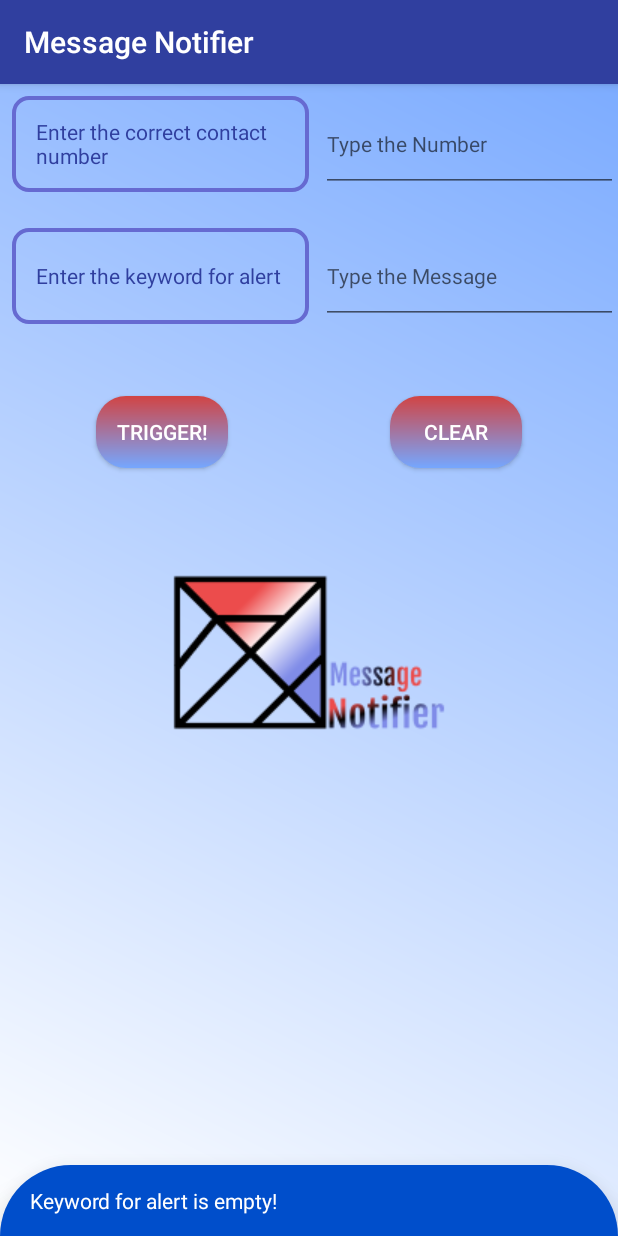
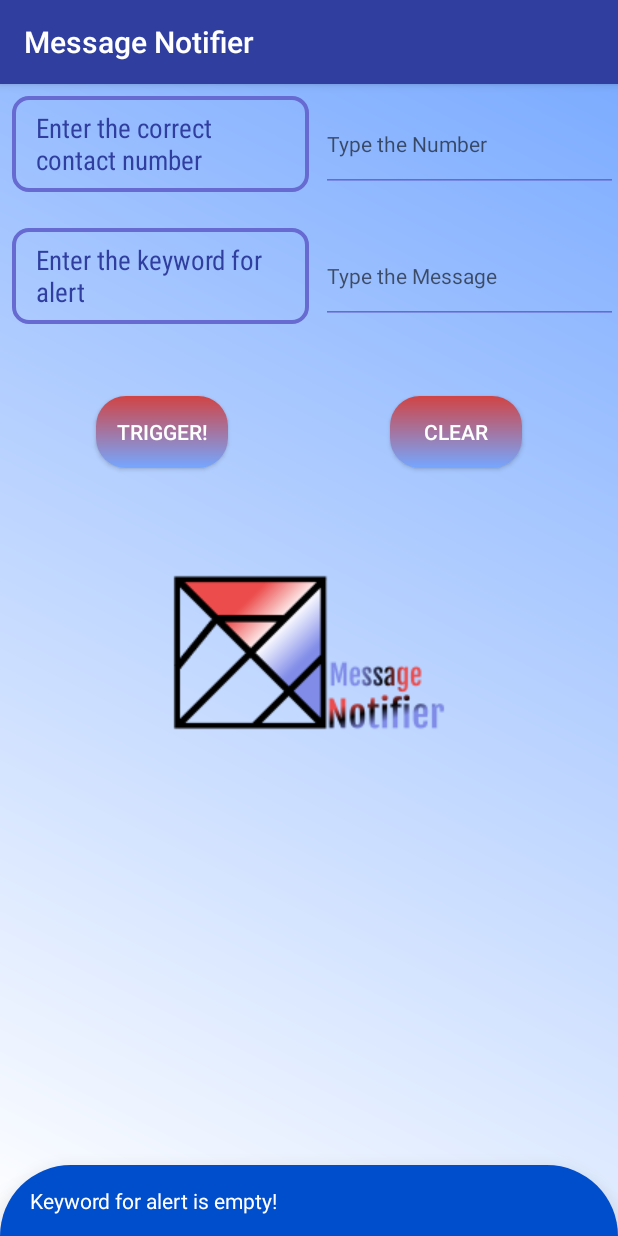
Before and after one commit to saiga006/message-finder, an Android app: the screen it shows after launch (MainActivity), after a tap on "TRIGGER!", on a phone screen of 412 x 824 dp. Run offline under Robolectric (Android 15) with nearby library versions, the phone set to English and light mode, and no system bars.

Commit message:
[FEAT-4] Add support for multiple keyword checking
-- Redesign edit text style and text view style
-- Add support for multiple keywords
-- limit phone number edit text length
-- Adjust notification priority
-- Update Readme.MD

```diff
--- a/app/src/main/java/com/saiga/find/messagefinder/MainActivity.java
+++ b/app/src/main/java/com/saiga/find/messagefinder/MainActivity.java
@@ -32,6 +32,11 @@ import android.support.design.widget.Snackbar;
 import android.content.Intent;
 import android.net.Uri;
 import android.os.Handler;
+// util functions for processing multiple keywords support
+import java.util.Arrays;
+import java.util.Collections;
+import java.util.HashSet;
+import java.util.Set;
 // to launch as a seperate task
 import static android.content.Intent.FLAG_ACTIVITY_NEW_DOCUMENT;
 
@@ -113,8 +118,8 @@ public class MainActivity extends AppCompatActivity implements View.OnClickListe
                 contactView.clearFocus();
                 messageView.clearFocus();
 
-                contactStr = contactView.getText().toString();
-                messageStr =  messageView.getText().toString();
+                contactStr = contactView.getText().toString().toLowerCase();
+                messageStr =  messageView.getText().toString().toLowerCase();
                 // if there is no message, there is no point of saving the config
                 if(messageStr.isEmpty()){
                     // @deprecated display some alert message to user.
@@ -243,8 +248,14 @@ public class MainActivity extends AppCompatActivity implements View.OnClickListe
     private void setSmsConfig(){
         SharedPreferences config = PreferenceManager.getDefaultSharedPreferences(this);
         SharedPreferences.Editor configEditor = config.edit();
+        // splits the string into words, removes duplicates, blank spaces and commas
+        String[] extractedKeywords = messageStr.split("\\s*,\\s*|\\s+");
+        Log.d(TAG, "keyword :" + Arrays.asList(extractedKeywords));
+        Set<String> keywords = new HashSet<String>();
+        Collections.addAll(keywords,extractedKeywords);
+        // now accepts multiple keywords
         configEditor.putString("contact",contactStr.isEmpty()?null:contactStr);
-        configEditor.putString("message",messageStr.isEmpty()?null:messageStr);
+        configEditor.putStringSet("message",keywords.isEmpty()?null:keywords);
         configEditor.apply();
         // a small temporary Ui Message to be displayed to user on successful config. save
         //@deprecated Toast.makeText(this,toastText,Toast.LENGTH_LONG).show();
@@ -258,9 +269,11 @@ public class MainActivity extends AppCompatActivity implements View.OnClickListe
     private void clearSoftKeyboardState (){
         InputMethodManager inputMethodManager = (InputMethodManager) getSystemService(INPUT_METHOD_SERVICE);
         assert inputMethodManager != null;
-        View focussedView = getCurrentFocus();
-        if (focussedView != null) {
-        inputMethodManager.hideSoftInputFromWindow(focussedView.getWindowToken(),0);
+        // gets the current focused edit text
+        View focusedView = getCurrentFocus();
+        if (focusedView != null) {
+            // hide the IME and make the focus to get lost for the edit text
+        inputMethodManager.hideSoftInputFromWindow(focusedView.getWindowToken(),0);
         }
     }
 
--- a/app/src/main/res/layout/activity_main.xml
+++ b/app/src/main/res/layout/activity_main.xml
@@ -42,6 +42,7 @@
                 android:layout_weight="1"
                 android:hint="@string/contact_value"
                 android:inputType="phone"
+                android:maxLength="10"
                 android:textAppearance="?android:attr/textAppearance"
                 tools:ignore="Autofill" />
 
--- a/app/src/main/res/values/styles.xml
+++ b/app/src/main/res/values/styles.xml
@@ -12,8 +12,12 @@
         <item name="buttonStyle">@style/MyButtonViewStyle</item>
         <!-- background for main activity, gradient of blue and white at 45 deg -->
         <item name="android:windowBackground">@drawable/background_gradient</item>
-        <!-- snackbar styling -->
+        <!-- custom snackbar styling -->
         <item name="snackbarStyle">@style/Widget.App.Snackbar</item>
+        <!-- adjust colors of edit text when used and in normal state-->
+        <item name="colorControlNormal">@color/primaryLightColor</item>
+        <item name="colorControlActivated">@color/somewhat_red</item>
+        <item name="android:textColorHighlight">@color/secondaryColor</item>
     </style>
     <!-- splash drawable to be applied as splash window, before activity shows up -->
     <style name="MyAppTheme.Splash">
@@ -27,12 +31,14 @@
         <item name="android:background">@drawable/rounded_button</item>
         <!-- left margin alignment -->
         <item name="android:layout_marginStart">8dp</item>
-        <!-- left padding -->
+        <!-- padding -->
         <item name="android:paddingStart">16dp</item>
+        <item name="android:paddingEnd">8dp</item>
         <!-- align the text as center and left side -->
         <item name="android:gravity">center|left</item>
-        <!-- make the text to appear Big -->
-        <item name="android:textAppearance">?android:attr/textAppearance</item>
+        <!-- make the text to appear Big, change font family -->
+        <item name="android:textAppearance">?android:attr/textAppearanceMedium</item>
+        <item name="android:fontFamily">sans-serif-condensed</item>
     </style>
 
     <!-- custom style for Button -->
```
Also changed, not shown: app/src/main/java/com/saiga/find/messagefinder/SMSForegroundService.java (+6 -5 lines), app/src/main/java/com/saiga/find/messagefinder/SMSReceiver.java (+11 -13 lines), 1 other file.
